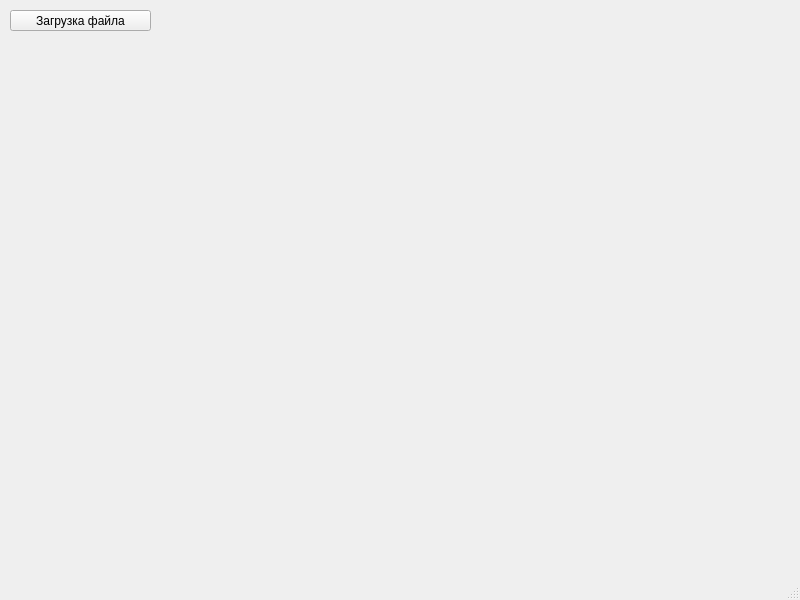
First picture: the form in mainwindow.ui, repository Surikkat/AI, before the edit.
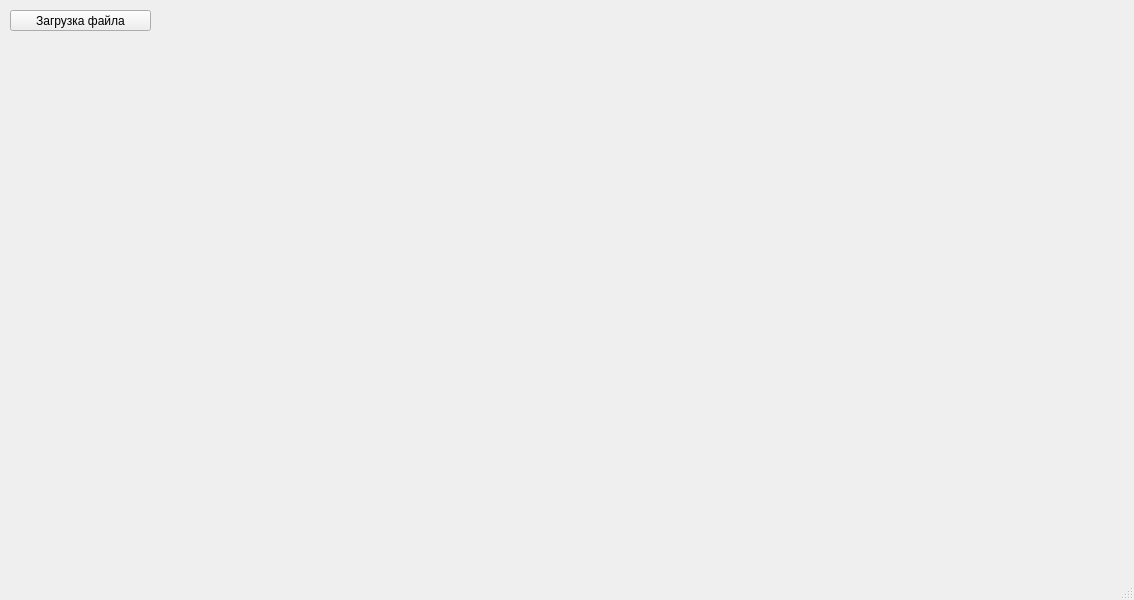
Second picture: the form after the edit.

What changed in the file:
```diff
--- a/mainwindow.ui
+++ b/mainwindow.ui
@@ -6,7 +6,7 @@
    <rect>
     <x>0</x>
     <y>0</y>
-    <width>800</width>
+    <width>1134</width>
     <height>600</height>
    </rect>
   </property>
@@ -40,6 +40,19 @@
      <string/>
     </property>
    </widget>
+   <widget class="QLabel" name="label">
+    <property name="geometry">
+     <rect>
+      <x>570</x>
+      <y>40</y>
+      <width>531</width>
+      <height>501</height>
+     </rect>
+    </property>
+    <property name="text">
+     <string/>
+    </property>
+   </widget>
   </widget>
   <widget class="QMenuBar" name="menubar">
    <property name="geometry">
```
Left out of the diff: 2 changed lines with no effect on the pictures.
